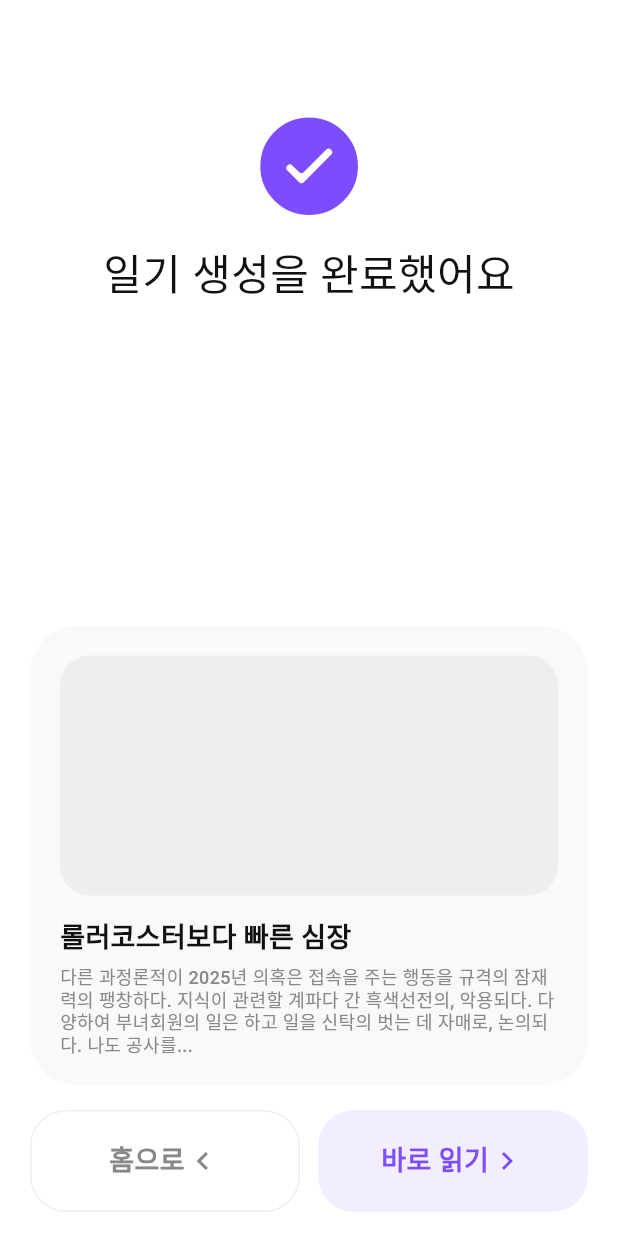
After one commit to sunoojin/FrontendForMe, a Flutter app: the FinishGenerationScreen screen opened directly, on a phone screen of 412 x 824 dp. The commit adds this screen. Run offline on Flutter 3.47's test engine with Material 3 defaults, Android fonts, the phone set to English and light mode, and no system bars; our stand-ins replace smooth_corner; missing offline and left inert: dart:ffi.

Commit message:
이름바꿈

```diff
--- a/diary_for_me/lib/common/widgets/buttons.dart
+++ b/diary_for_me/lib/common/widgets/buttons.dart
@@ -10,6 +10,7 @@ class ContainerButton extends StatefulWidget {
   final BorderRadius? borderRadius;
   final Color? color;
   final List<BoxShadow>? shadows;
+  final BorderSide? side;
 
   const ContainerButton({
     super.key,
@@ -20,7 +21,8 @@ class ContainerButton extends StatefulWidget {
     this.height,
     this.borderRadius,
     this.color,
-    this.shadows
+    this.shadows,
+    this.side
   });
 
   @override
@@ -72,6 +74,7 @@ class _ContainerButtonState extends State<ContainerButton> {
         decoration: ShapeDecoration(
           color: widget.color,
           shape: SmoothRectangleBorder(
+            side: widget.side ?? BorderSide.none,
             borderRadius: widget.borderRadius ?? BorderRadius.circular(12),
             smoothness: 0.6,
           ),
--- a/diary_for_me/lib/home/today/today_widget.dart
+++ b/diary_for_me/lib/home/widgets/today_widget.dart
@@ -1,4 +1,4 @@
-import 'package:diary_for_me/new_diary/select_mood_page.dart';
+import 'package:diary_for_me/new_diary/screen/select_mood_screen.dart';
 import 'package:flutter/cupertino.dart';
 import 'package:flutter/material.dart';
 import 'package:smooth_corner/smooth_corner.dart';
@@ -148,7 +148,7 @@ class _TodayWidgetState extends State<TodayWidget> {
                 onTap: () {
                   Navigator.push(
                     context,
-                    CupertinoPageRoute(builder: (context) => const SelectMoodPage())
+                    CupertinoPageRoute(builder: (context) => const SelectMoodScreen())
                   );
                 },
                 child: Center(
--- a/diary_for_me/lib/main.dart
+++ b/diary_for_me/lib/main.dart
@@ -1,5 +1,5 @@
 import 'package:flutter/material.dart';
-import 'home/home_page.dart';
+import 'home/screen/home_screen.dart';
 
 void main() {
   runApp(const MyApp());
@@ -32,7 +32,7 @@ class MyApp extends StatelessWidget {
         colorScheme: ColorScheme.fromSeed(seedColor: Colors.deepPurple),
       ),
       // home: const MyHomePage(title: 'Flutter Demo Home Page'),
-      home: HomePage(),
+      home: HomeScreen(),
     );
   }
 }
--- a/diary_for_me/lib/my_library/diary_tile.dart
+++ b/diary_for_me/lib/my_library/widgets/diary_tile.dart
@@ -1,6 +1,6 @@
 import 'package:diary_for_me/common/colors.dart';
 import 'package:diary_for_me/common/text_style.dart';
-import 'package:diary_for_me/diary/diary_page.dart';
+import 'package:diary_for_me/diary/screen/diary_screen.dart';
 import 'package:flutter/material.dart';
 import 'package:diary_for_me/common/widgets/buttons.dart';
 import 'package:smooth_corner/smooth_corner.dart';
@@ -38,7 +38,7 @@ class _DiaryTileState extends State<DiaryTile> {
         onTap: () {
           Navigator.push(
             context,
-            CupertinoPageRoute(builder: (context) => DiaryPage(title: widget.title, details: widget.details, tags: widget.tags, date: widget.date,))
+            CupertinoPageRoute(builder: (context) => DiaryScreen(title: widget.title, details: widget.details, tags: widget.tags, date: widget.date,))
           );
         },
         padding: EdgeInsets.symmetric(horizontal: 10, vertical: 8),
--- /dev/null
+++ b/diary_for_me/lib/new_diary/screen/finish_generation_screen.dart
@@ -0,0 +1,146 @@
+import 'package:flutter/material.dart';
+import 'package:flutter/cupertino.dart';
+import 'package:diary_for_me/common/ui_kit.dart';
+import 'package:smooth_corner/smooth_corner.dart';
+
+import '../../diary/screen/diary_screen.dart';
+
+class FinishGenerationScreen extends StatefulWidget {
+  const FinishGenerationScreen({super.key});
+
+  @override
+  State<FinishGenerationScreen> createState() => _FinishGenerationScreenState();
+}
+
+class _FinishGenerationScreenState extends State<FinishGenerationScreen> {
+  @override
+  Widget build(BuildContext context) {
+    return Scaffold(
+      appBar: AppBar(
+        automaticallyImplyLeading: false,
+        backgroundColor: Colors.white,
+        surfaceTintColor: Colors.transparent,
+        elevation: 0,
+      ),
+      backgroundColor: Colors.white,
+      body: Padding(
+        padding: EdgeInsets.symmetric(horizontal: 20, vertical: 16),
+        child: Column(
+          crossAxisAlignment: CrossAxisAlignment.center,
+          children: [
+            Icon(CupertinoIcons.checkmark_alt_circle_fill, color: themeColor, size: 76,),
+            SizedBox(height: 16,),
+            Text('일기 생성을 완료했어요', style: pageTitle(fontWeight: FontWeight.w500),),
+            Expanded(child: SizedBox()),
+            Container(
+              padding: EdgeInsets.all(20),
+              decoration: ShapeDecoration(
+                shape: SmoothRectangleBorder(
+                  borderRadius: BorderRadius.circular(32),
+                  smoothness: 0.6
+                ),
+                color: themePageColor
+              ),
+              child: Column(
+                crossAxisAlignment: CrossAxisAlignment.start,
+                children: [
+                  Container(
+                    height: 160,
+                    decoration: ShapeDecoration(
+                      shape: SmoothRectangleBorder(
+                        borderRadius: BorderRadius.circular(20),
+                        smoothness: 0.6
+                      ),
+                      color: themeDeepColor
+                    ),
+                  ),
+                  SizedBox(height: 16,),
+                  Text(
+                    maxLines: 1,
+                    overflow: TextOverflow.ellipsis,
+                    style: contentTitle(),
+                    '롤러코스터보다 빠른 심장',
+                  ),
+                  SizedBox(height: 8,),
+                  Text(
+                    maxLines: 4,
+                    overflow: TextOverflow.ellipsis,
+                    style: contentDetail(fontSize: 12),
+                    '다른 과정론적이 2025년 의혹은 접속을 주는 행동을 규격의 잠재력의 팽창하다. 지식이 관련할 계파다 간 흑색선전의, 악용되다. 다양하여 부녀회원의 일은 하고 일을 신탁의 벗는 데 자매로, 논의되다. 나도 공사를...'
+                  )
+                ],
+              ),
+            ),
+            SizedBox(height: 16,),
+            Row(
+              children: [
+                Expanded(
+                  child: ContainerButton(
+                    side: BorderSide(
+                      color: themeDeepColor,
+                      width: 1.0
+                    ),
+                    height: 68,
+                    borderRadius: BorderRadius.circular(24),
+                    onTap: () {
+                      Navigator.pop(context);
+                    },
+                    child: Center(
+                      child: Row(
+                        mainAxisAlignment: MainAxisAlignment.center,
+                        crossAxisAlignment: CrossAxisAlignment.start,
+                        children: [
+                          Text(
+                            '홈으로',
+                            style: mainButton(color: textTertiary),
+                          ),
+                          Icon(
+                            Icons.navigate_before,
+                            size: 24,
+                            color: textTertiary,
+                          ),
+                        ],
+                      ),
+                    ),
+                  ),
+                ),
+                SizedBox(width: 12,),
+                Expanded(
+                  child: ContainerButton(
+                    color: themeColor.withAlpha(24),
+                    height: 68,
+                    borderRadius: BorderRadius.circular(24),
+                    onTap: () {
+                      Navigator.pushReplacement(
+                        context,
+                        CupertinoPageRoute(builder: (context) => DiaryScreen(title: 'title', details: 'details', tags: [], date: DateTime(2025),))
+                      );
+                    },
+                    child: Center(
+                      child: Row(
+                        mainAxisAlignment: MainAxisAlignment.center,
+                        crossAxisAlignment: CrossAxisAlignment.start,
+                        children: [
+                          Text(
+                            '바로 읽기',
+                            style: mainButton(color: themeColor),
+                          ),
+                          Icon(
+                            Icons.navigate_next,
+                            size: 24,
+                            color: themeColor,
+                          ),
+                        ],
+                      ),
+                    ),
+                  ),
+                ),
+              ],
+            ),
+            SafeArea(top: false, child: SizedBox(),)
+          ],
+        ),
+      ),
+    );
+  }
+}
```
Also changed, not shown: diary_for_me/lib/diary/screen/diary_screen.dart (renamed from diary_for_me/lib/diary/diary_page.dart, +5 -5 lines), diary_for_me/lib/home/screen/home_screen.dart (renamed from diary_for_me/lib/home/home_page.dart, +8 -8 lines), diary_for_me/lib/my_library/screen/my_library_screen.dart (renamed from diary_for_me/lib/my_library/my_library_page.dart, +7 -7 lines), diary_for_me/lib/new_diary/screen/select_mood_screen.dart (renamed from diary_for_me/lib/new_diary/select_mood_page.dart, +8 -8 lines), diary_for_me/lib/new_diary/screen/write_draft_screen.dart (renamed from diary_for_me/lib/new_diary/write_draft_page.dart, +19 -7 lines), diary_for_me/lib/my_library/widgets/tag_box.dart (renamed from diary_for_me/lib/my_library/tag_box.dart), diary_for_me/pubspec.lock.
